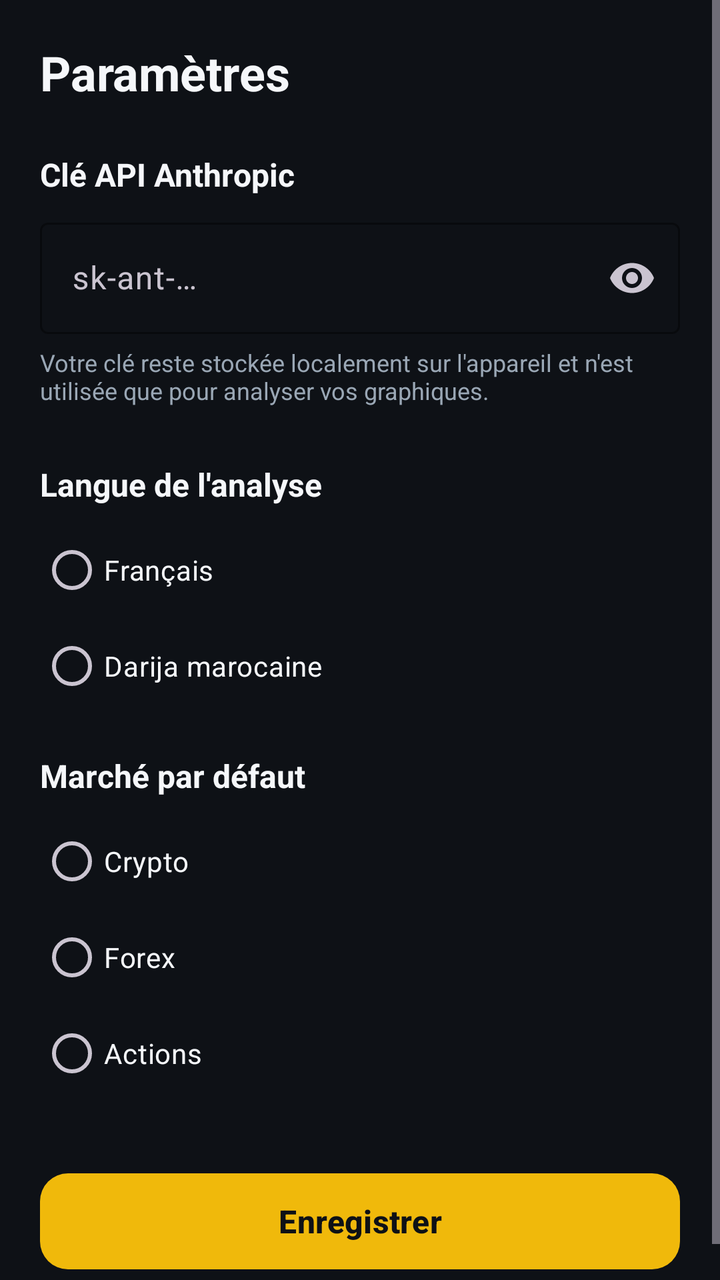
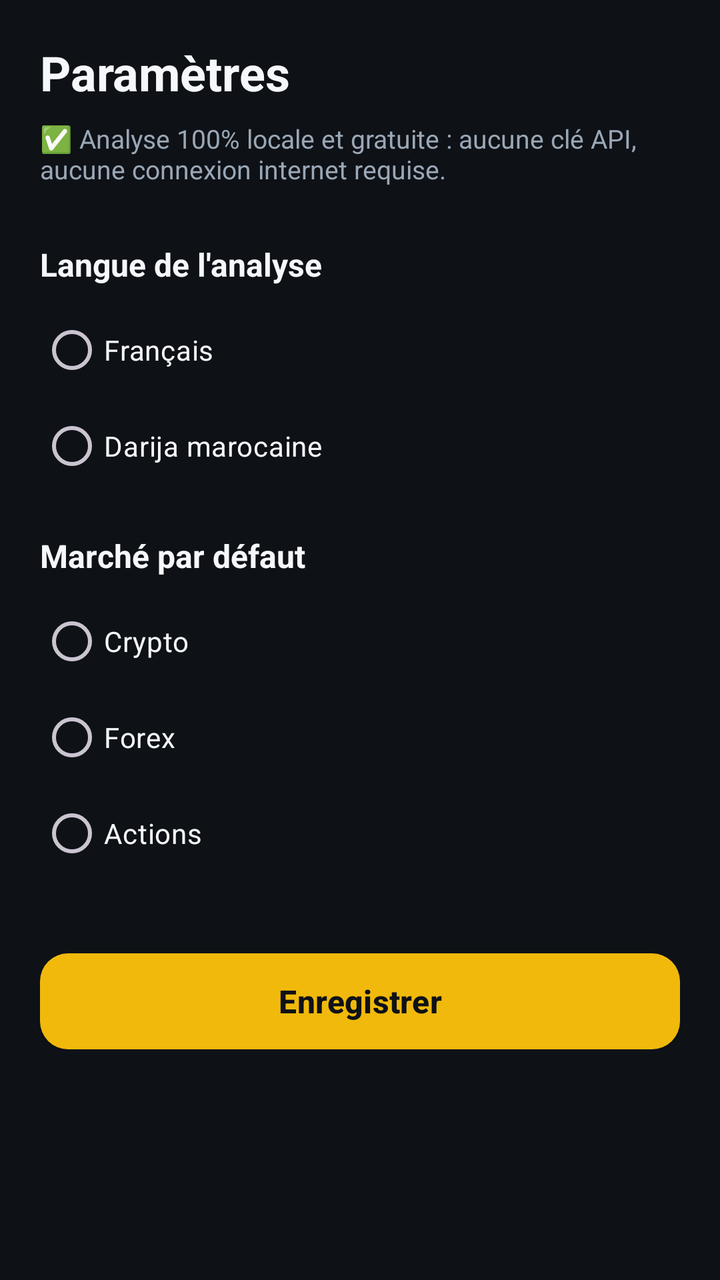

Before-and-after screenshots of an Android layout around one commit, followed by the original layout XML and the change that was made.
<!-- AndroidManifest.xml: application theme Theme.CandleVision -->
<!-- res/layout/activity_settings.xml -->
<?xml version="1.0" encoding="utf-8"?>
<ScrollView xmlns:android="http://schemas.android.com/apk/res/android"
    xmlns:app="http://schemas.android.com/apk/res-auto"
    android:layout_width="match_parent"
    android:layout_height="match_parent"
    android:background="@color/bg"
    android:fillViewport="true">

    <LinearLayout
        android:layout_width="match_parent"
        android:layout_height="wrap_content"
        android:orientation="vertical"
        android:padding="20dp">

        <TextView
            android:layout_width="wrap_content"
            android:layout_height="wrap_content"
            android:text="@string/settings_title"
            android:textColor="@color/text_primary"
            android:textSize="24sp"
            android:textStyle="bold" />

        
        <TextView
            android:layout_width="wrap_content"
            android:layout_height="wrap_content"
            android:layout_marginTop="24dp"
            android:text="@string/settings_api_key"
            android:textColor="@color/text_primary"
            android:textSize="16sp"
            android:textStyle="bold" />

        <com.google.android.material.textfield.TextInputLayout
            android:id="@+id/apiKeyLayout"
            android:layout_width="match_parent"
            android:layout_height="wrap_content"
            android:layout_marginTop="8dp"
            app:boxStrokeColor="@color/primary"
            app:endIconMode="password_toggle"
            app:hintTextColor="@color/text_secondary">

            <com.google.android.material.textfield.TextInputEditText
                android:id="@+id/inputApiKey"
                android:layout_width="match_parent"
                android:layout_height="wrap_content"
                android:hint="@string/settings_api_key_hint"
                android:inputType="textPassword"
                android:textColor="@color/text_primary" />
        </com.google.android.material.textfield.TextInputLayout>

        <TextView
            android:layout_width="match_parent"
            android:layout_height="wrap_content"
            android:layout_marginTop="6dp"
            android:text="@string/settings_api_key_help"
            android:textColor="@color/text_secondary"
            android:textSize="12sp" />

        
        <TextView
            android:layout_width="wrap_content"
            android:layout_height="wrap_content"
            android:layout_marginTop="28dp"
            android:text="@string/settings_language"
            android:textColor="@color/text_primary"
            android:textSize="16sp"
            android:textStyle="bold" />

        <RadioGroup
            android:id="@+id/groupLanguage"
            android:layout_width="match_parent"
            android:layout_height="wrap_content"
            android:layout_marginTop="8dp"
            android:orientation="vertical">

            <RadioButton
                android:id="@+id/langFrench"
                android:layout_width="match_parent"
                android:layout_height="wrap_content"
                android:buttonTint="@color/primary"
                android:text="@string/lang_french"
                android:textColor="@color/text_primary" />

            <RadioButton
                android:id="@+id/langDarija"
                android:layout_width="match_parent"
                android:layout_height="wrap_content"
                android:buttonTint="@color/primary"
                android:text="@string/lang_darija"
                android:textColor="@color/text_primary" />
        </RadioGroup>

        
        <TextView
            android:layout_width="wrap_content"
            android:layout_height="wrap_content"
            android:layout_marginTop="20dp"
            android:text="@string/settings_market"
            android:textColor="@color/text_primary"
            android:textSize="16sp"
            android:textStyle="bold" />

        <RadioGroup
            android:id="@+id/groupMarket"
            android:layout_width="match_parent"
            android:layout_height="wrap_content"
            android:layout_marginTop="8dp"
            android:orientation="vertical">

            <RadioButton
                android:id="@+id/marketCrypto"
                android:layout_width="match_parent"
                android:layout_height="wrap_content"
                android:buttonTint="@color/primary"
                android:text="@string/market_crypto"
                android:textColor="@color/text_primary" />

            <RadioButton
                android:id="@+id/marketForex"
                android:layout_width="match_parent"
                android:layout_height="wrap_content"
                android:buttonTint="@color/primary"
                android:text="@string/market_forex"
                android:textColor="@color/text_primary" />

            <RadioButton
                android:id="@+id/marketStocks"
                android:layout_width="match_parent"
                android:layout_height="wrap_content"
                android:buttonTint="@color/primary"
                android:text="@string/market_stocks"
                android:textColor="@color/text_primary" />
        </RadioGroup>

        <com.google.android.material.button.MaterialButton
            android:id="@+id/btnSave"
            style="@style/PrimaryButton"
            android:layout_marginTop="32dp"
            android:text="@string/settings_save" />
    </LinearLayout>
</ScrollView>
<!-- resources referenced by this layout -->
<resources>
  <color name="bg">#0E1116</color>
  <color name="primary">#F0B90B</color>
  <color name="text_primary">#F5F7FA</color>
  <color name="text_secondary">#9AA7B5</color>
  <string name="lang_darija">Darija marocaine</string>
  <string name="lang_french">Français</string>
  <string name="market_crypto">Crypto</string>
  <string name="market_forex">Forex</string>
  <string name="market_stocks">Actions</string>
  <string name="settings_api_key">Clé API Anthropic</string>
  <string name="settings_api_key_help">Votre clé reste stockée localement sur l\'appareil et n\'est utilisée que pour analyser vos graphiques.</string>
  <string name="settings_api_key_hint">sk-ant-…</string>
  <string name="settings_language">Langue de l\'analyse</string>
  <string name="settings_market">Marché par défaut</string>
  <string name="settings_save">Enregistrer</string>
  <string name="settings_title">Paramètres</string>
  <style name="PrimaryButton" parent="Widget.Material3.Button">
          <item name="android:layout_width">match_parent</item>
          <item name="android:layout_height">56dp</item>
          <item name="backgroundTint">@color/primary</item>
          <item name="android:textColor">@color/on_primary</item>
          <item name="android:textStyle">bold</item>
          <item name="android:textSize">16sp</item>
          <item name="cornerRadius">14dp</item>
      </style>
  <style name="Theme.CandleVision" parent="Theme.Material3.Dark.NoActionBar">
          <item name="colorPrimary">@color/primary</item>
          <item name="colorOnPrimary">@color/on_primary</item>
          <item name="colorSecondary">@color/primary</item>
          <item name="android:colorBackground">@color/bg</item>
          <item name="colorSurface">@color/surface</item>
          <item name="colorOnSurface">@color/text_primary</item>
          <item name="android:statusBarColor">@color/bg</item>
          <item name="android:navigationBarColor">@color/bg</item>
          <item name="android:windowLightStatusBar">false</item>
      </style>
  <color name="on_primary">#0E1116</color>
  <color name="surface">#171C24</color>
</resources>

<!-- the commit's change to res/layout/activity_settings.xml (unified diff, before → after) -->
@@ -20,41 +20,13 @@
             android:textSize="24sp"
             android:textStyle="bold" />
 
-        
         <TextView
-            android:layout_width="wrap_content"
-            android:layout_height="wrap_content"
-            android:layout_marginTop="24dp"
-            android:text="@string/settings_api_key"
-            android:textColor="@color/text_primary"
-            android:textSize="16sp"
-            android:textStyle="bold" />
-
-        <com.google.android.material.textfield.TextInputLayout
-            android:id="@+id/apiKeyLayout"
             android:layout_width="match_parent"
             android:layout_height="wrap_content"
             android:layout_marginTop="8dp"
-            app:boxStrokeColor="@color/primary"
-            app:endIconMode="password_toggle"
-            app:hintTextColor="@color/text_secondary">
-
-            <com.google.android.material.textfield.TextInputEditText
-                android:id="@+id/inputApiKey"
-                android:layout_width="match_parent"
-                android:layout_height="wrap_content"
-                android:hint="@string/settings_api_key_hint"
-                android:inputType="textPassword"
-                android:textColor="@color/text_primary" />
-        </com.google.android.material.textfield.TextInputLayout>
-
-        <TextView
-            android:layout_width="match_parent"
-            android:layout_height="wrap_content"
-            android:layout_marginTop="6dp"
-            android:text="@string/settings_api_key_help"
+            android:text="@string/settings_offline_note"
             android:textColor="@color/text_secondary"
-            android:textSize="12sp" />
+            android:textSize="13sp" />
 
         
         <TextView
<!-- resource entries referenced after the edit -->
@@ -9,11 +9,9 @@
   <string name="market_crypto">Crypto</string>
   <string name="market_forex">Forex</string>
   <string name="market_stocks">Actions</string>
-  <string name="settings_api_key">Clé API Anthropic</string>
-  <string name="settings_api_key_help">Votre clé reste stockée localement sur l\'appareil et n\'est utilisée que pour analyser vos graphiques.</string>
-  <string name="settings_api_key_hint">sk-ant-…</string>
   <string name="settings_language">Langue de l\'analyse</string>
   <string name="settings_market">Marché par défaut</string>
+  <string name="settings_offline_note">✅ Analyse 100% locale et gratuite : aucune clé API, aucune connexion internet requise.</string>
   <string name="settings_save">Enregistrer</string>
   <string name="settings_title">Paramètres</string>
   <style name="PrimaryButton" parent="Widget.Material3.Button">
